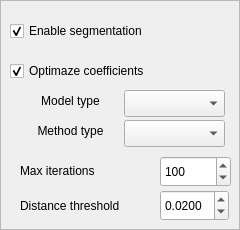
Old version of the form project/segmentationoptionview.ui in the repository Aula13/QRecog.
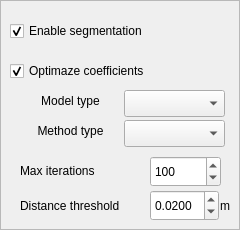
New version of the form.

Diff of the .ui file:
```diff
--- a/project/segmentationoptionview.ui
+++ b/project/segmentationoptionview.ui
@@ -60,7 +60,7 @@
    <widget class="QSpinBox" name="spnMaxIterations">
     <property name="geometry">
      <rect>
-      <x>160</x>
+      <x>150</x>
       <y>156</y>
       <width>71</width>
       <height>31</height>
@@ -108,7 +108,7 @@
    <widget class="QDoubleSpinBox" name="spnDistanceThreshold">
     <property name="geometry">
      <rect>
-      <x>160</x>
+      <x>150</x>
       <y>190</y>
       <width>69</width>
       <height>31</height>
@@ -182,6 +182,22 @@
      <bool>true</bool>
     </property>
    </widget>
+   <widget class="QLabel" name="lblUDMmeters_3">
+    <property name="geometry">
+     <rect>
+      <x>220</x>
+      <y>190</y>
+      <width>16</width>
+      <height>31</height>
+     </rect>
+    </property>
+    <property name="text">
+     <string>m</string>
+    </property>
+    <property name="alignment">
+     <set>Qt::AlignLeading|Qt::AlignLeft|Qt::AlignVCenter</set>
+    </property>
+   </widget>
   </widget>
  </widget>
  <resources/>
```
